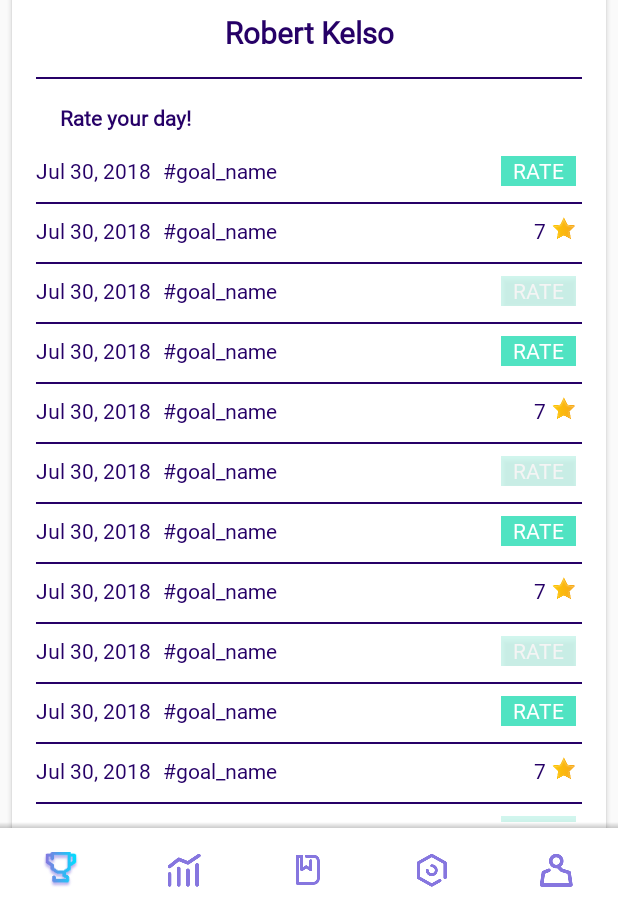
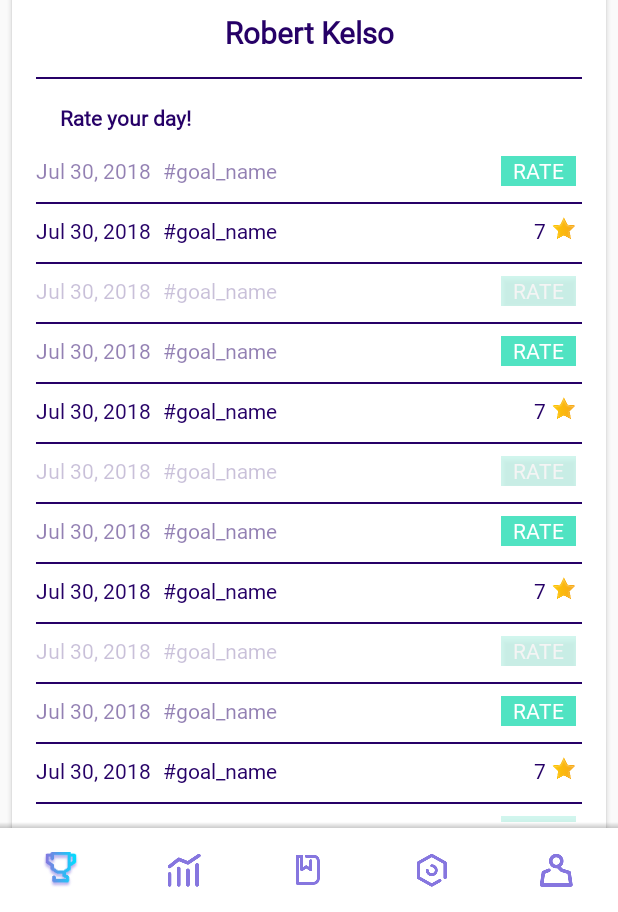
Before and after one commit to SirMeowingtons5/Forms, an Android app: the screen it shows after launch (RateActivity), on a phone screen of 412 x 824 dp, the part 324-1236 px from its top. Run offline under Robolectric (Android 15) with nearby library versions, the phone set to English and light mode, and no system bars.

Commit message:
Added different opacity for different day types in RateActivity

```diff
--- a/app/src/main/java/com/meowingtons/forms/adapter/RateAdapter.kt
+++ b/app/src/main/java/com/meowingtons/forms/adapter/RateAdapter.kt
@@ -33,11 +33,12 @@ class RateAdapter (private val data: List<RateItem>)
             }
             RateItemState.NOT_RATED.ordinal ->{
                 view.stubBtnRate.inflate()
+                listOf(view.tvDate, view.tvGoalName).forEach { it.alpha = 0.5f }
             }
             RateItemState.FREE_DAY.ordinal ->{
                 view.stubBtnRate.inflate()
                 view.btnRate.isClickable = false
-                view.btnRate.alpha = 0.25f
+                listOf(view.tvDate, view.tvGoalName, view.btnRate).forEach { it.alpha = 0.25f }
             }
         }
         return ViewHolder(view)
@@ -49,18 +50,13 @@ class RateAdapter (private val data: List<RateItem>)
         when(data[position].rateState){
             RateItemState.RATED ->{
                 Log.d(LOG_TAG, "RATED @ $position")
-                //holder.view?.stubRatingMark?.inflate()
                 holder.view.tvRateNumber.text = data[position].rateNumber.toString()
             }
             RateItemState.NOT_RATED ->{
                 Log.d(LOG_TAG, "NOT_RATED @ $position")
-                //holder.view?.stubBtnRate?.inflate()
             }
             RateItemState.FREE_DAY ->{
                 Log.d(LOG_TAG, "NOT_RATED @ $position")
-                //holder.view?.stubBtnRate?.inflate()
-                //holder.view.btnRate.isClickable = false
-                //holder.view.btnRate.alpha = 0.25f
             }
         }
     }
```
